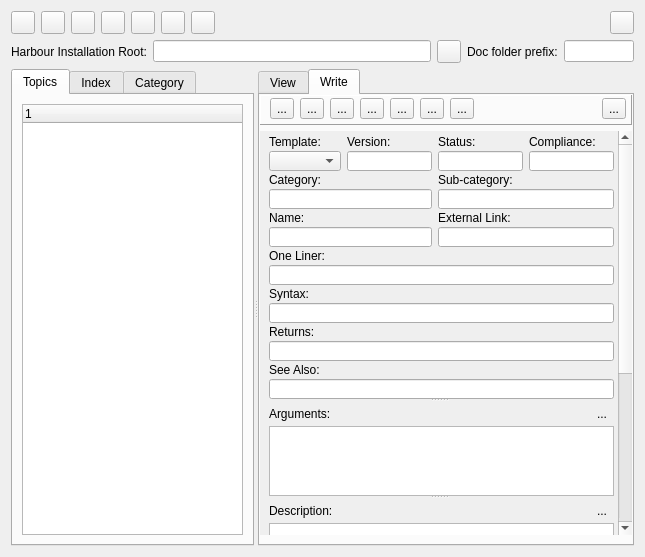
This is harbour/contrib/hbide/docviewgenerator.ui in harbour/core as Qt 5 draws it before an edit. The edited form follows.
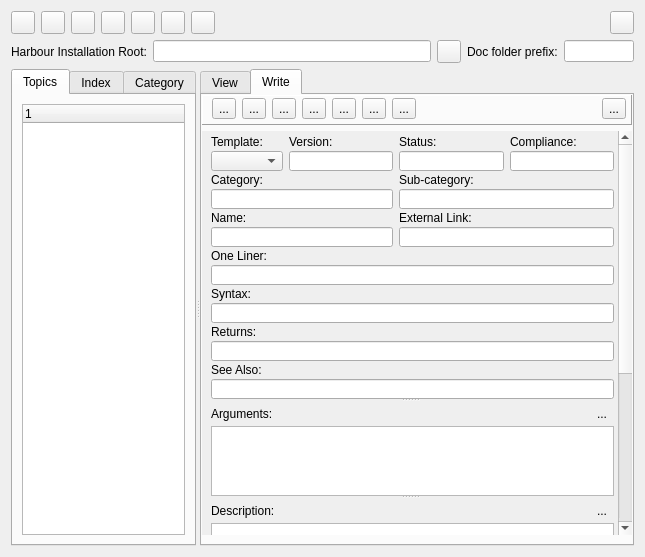
This is the edited form. The open tabs and pages were chosen to show the change.

Commit message: 2011-05-30 21:05 UTC-0800 Pritpal Bedi (bedipritpal@hotmail.com)   * contrib/hbide/docviewgenerator.ui     ! Changed: behavior of <Index> tab, now width is never more than required.

Diff of the .ui file:
```diff
--- a/harbour/contrib/hbide/docviewgenerator.ui
+++ b/harbour/contrib/hbide/docviewgenerator.ui
@@ -157,7 +157,7 @@
      <widget class="QTabWidget" name="tabWidgetContents">
       <property name="maximumSize">
        <size>
-        <width>16777215</width>
+        <width>185</width>
         <height>16777215</height>
        </size>
       </property>
@@ -404,7 +404,7 @@
             <rect>
              <x>0</x>
              <y>0</y>
-             <width>369</width>
+             <width>418</width>
              <height>625</height>
             </rect>
            </property>
```
The commit also changes 1 other file.
